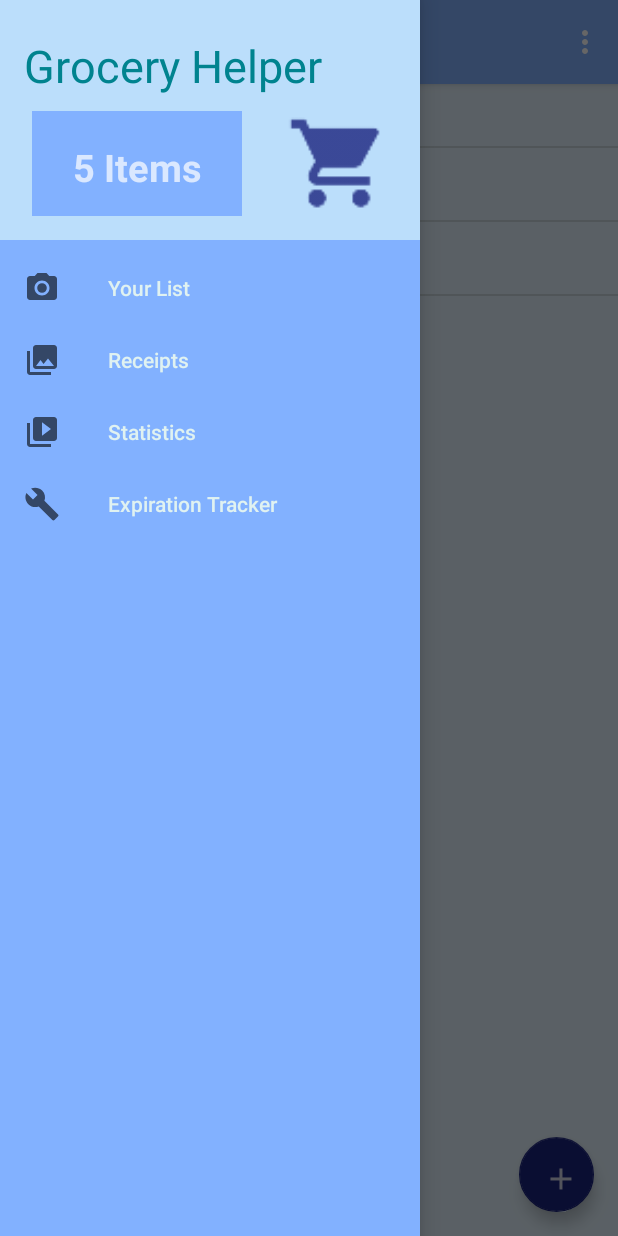
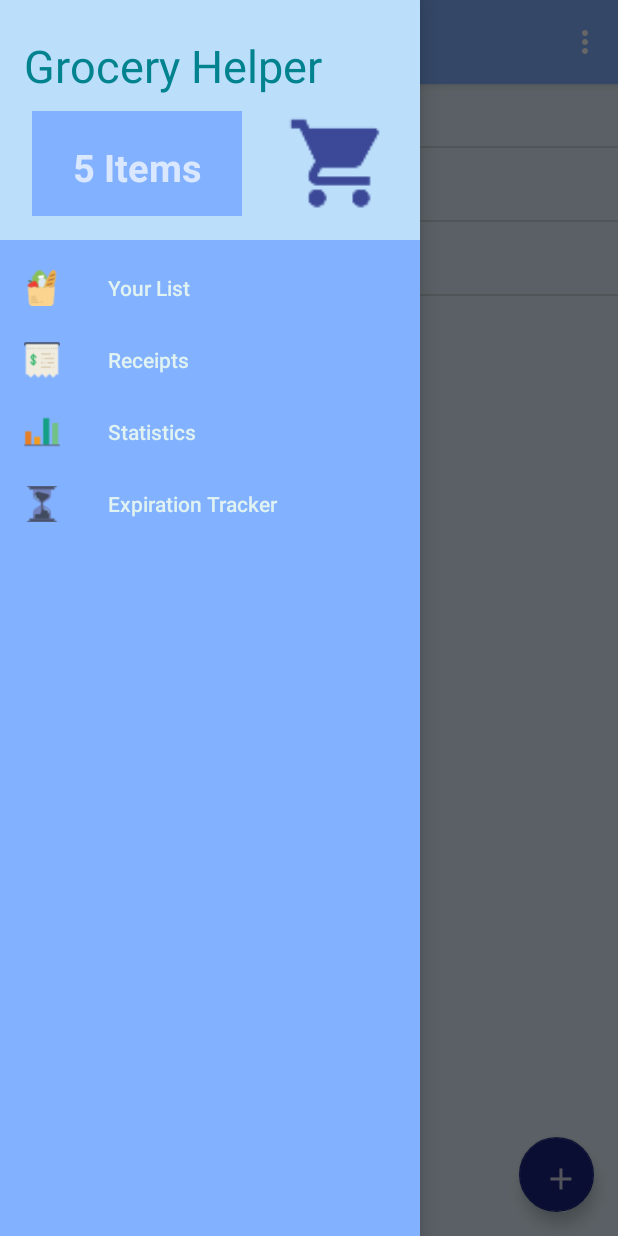
Before and after one commit to mkazachkova/GroceryHelper, an Android app: the screen it shows after launch (MainActivity), with the side drawer open, on a phone screen of 412 x 824 dp. Run offline under Robolectric (Android 15) with nearby library versions, the phone set to English and light mode, and no system bars; libraries missing offline, so code that uses them is left out: android.test.

Commit message:
Added nav drawer images

```diff
--- a/Grocery/app/src/main/java/com/example/grocery/MainActivity.java
+++ b/Grocery/app/src/main/java/com/example/grocery/MainActivity.java
@@ -53,8 +53,8 @@ public class MainActivity extends AppCompatActivity
         toggle.syncState();
 
         NavigationView navigationView = (NavigationView) findViewById(R.id.nav_view);
+        navigationView.setItemIconTintList(null);
         navigationView.setNavigationItemSelectedListener(this);
-
 
 //        shoppingFrag = new ContentShoppingFrag();
         receiptsFrag = new ContentReceiptFrag();
--- a/Grocery/app/src/main/res/layout/activity_main.xml
+++ b/Grocery/app/src/main/res/layout/activity_main.xml
@@ -20,7 +20,7 @@
         android:layout_height="match_parent"
         android:layout_gravity="start"
         android:fitsSystemWindows="true"
-        android:backgroundTint="@color/colorPrimary"
+        android:background="@color/colorPrimary"
         app:itemTextColor="#E0F2F1"
         app:headerLayout="@layout/nav_header_main"
         app:menu="@menu/activity_main_drawer" />
--- a/Grocery/app/src/main/res/menu/activity_main_drawer.xml
+++ b/Grocery/app/src/main/res/menu/activity_main_drawer.xml
@@ -4,19 +4,19 @@
     <group android:checkableBehavior="single">
         <item
             android:id="@+id/nav_list"
-            android:icon="@drawable/ic_menu_camera"
+            android:icon="@drawable/list_img"
             android:title="Your List"/>
         <item
             android:id="@+id/nav_receipts"
-            android:icon="@drawable/ic_menu_gallery"
+            android:icon="@drawable/receipts_img"
             android:title="Receipts" />
         <item
             android:id="@+id/nav_statistics"
-            android:icon="@drawable/ic_menu_slideshow"
+            android:icon="@drawable/statistics_img"
             android:title="Statistics" />
         <item
             android:id="@+id/nav_expiration"
-            android:icon="@drawable/ic_menu_manage"
+            android:icon="@drawable/time_img"
             android:title="Expiration Tracker" />
     </group>
 
```
Also changed, not shown: Grocery/app/src/main/res/drawable/list_img.png (added), Grocery/app/src/main/res/drawable/receipts_img.png (added), Grocery/app/src/main/res/drawable/statistics_img.png (added), Grocery/app/src/main/res/drawable/time_img.png (added).
